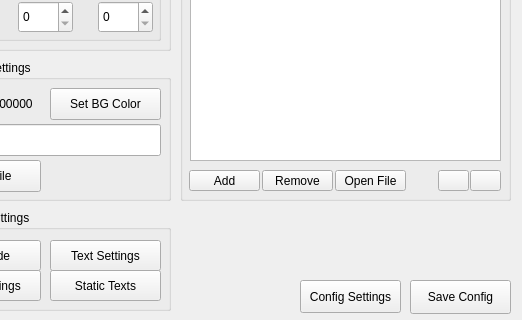
First picture: the form in ui/editor.ui, repository Yanis002/SaucisseTracker, before the edit; both pictures show x 490 to 1012 and y 320 to 640 of the 1012 by 640 pixel window.
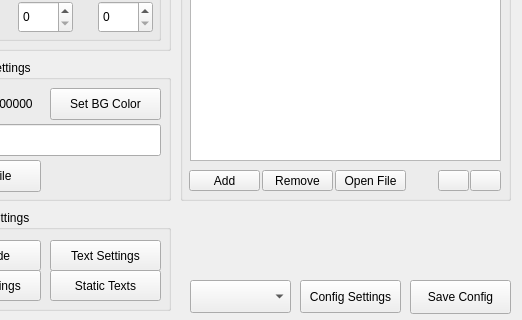
Second picture: the form after the edit. Icons and pictures are not drawn.

Commit message: json support in the editor

```diff
--- a/ui/editor.ui
+++ b/ui/editor.ui
@@ -911,6 +911,19 @@
     <string>Config Settings</string>
    </property>
   </widget>
+  <widget class="QComboBox" name="comboBox">
+   <property name="geometry">
+    <rect>
+     <x>680</x>
+     <y>600</y>
+     <width>101</width>
+     <height>33</height>
+    </rect>
+   </property>
+   <property name="placeholderText">
+    <string/>
+   </property>
+  </widget>
  </widget>
  <resources/>
  <connections/>
```
The commit also changes 2 other files.
